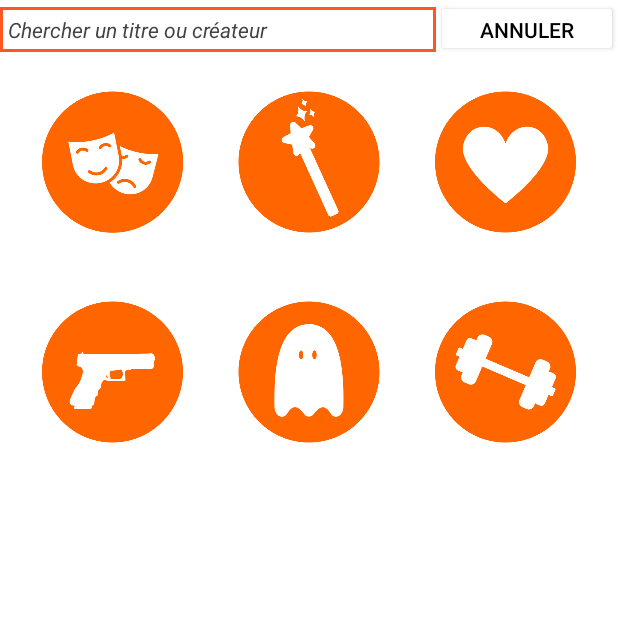
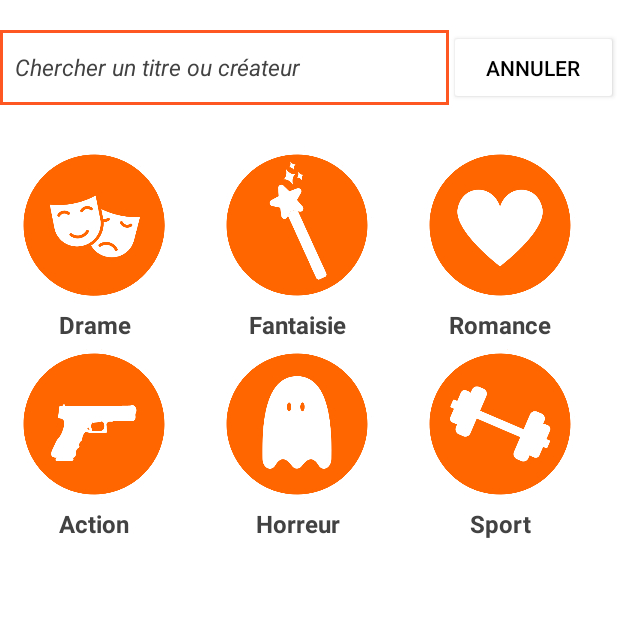
Before and after one commit to mathildeCazeu/AkihaManga, an Android app: the pageRecherche screen opened directly, with no data from a screen before it, on a phone screen of 412 x 824 dp, the top half of it. Run offline under Robolectric (Android 15) with nearby library versions, the phone set to English and light mode, and no system bars.

Commit message:
Page recherche FIXED + début mise en place classe pageRecherche

```diff
--- a/app/src/main/java/com/example/akihamanga_fixed/pageRecherche.java
+++ b/app/src/main/java/com/example/akihamanga_fixed/pageRecherche.java
@@ -3,12 +3,36 @@ package com.example.akihamanga_fixed;
 import androidx.appcompat.app.AppCompatActivity;
 
 import android.os.Bundle;
+import android.view.View;
+import android.widget.Button;
+import android.widget.ImageView;
 
 public class pageRecherche extends AppCompatActivity {
+    private ImageView iv_drame;
+    private ImageView iv_fantaisie;
+    private ImageView iv_romance;
+    private ImageView iv_action;
+    private ImageView iv_horreur;
+    private ImageView iv_sport;
 
     @Override
     protected void onCreate(Bundle savedInstanceState) {
         super.onCreate(savedInstanceState);
         setContentView(R.layout.activity_page_recherche);
+
+        iv_drame = (ImageView) findViewById(R.id.iv_drame);
+        iv_fantaisie = (ImageView) findViewById(R.id.iv_fantaisie);
+        iv_romance = (ImageView) findViewById(R.id.iv_romance);
+        iv_action = (ImageView) findViewById(R.id.iv_action);
+        iv_horreur = (ImageView) findViewById(R.id.iv_horreur);
+        iv_sport = (ImageView) findViewById(R.id.iv_sport);
+
+        iv_drame.setOnClickListener(new View.OnClickListener()
+        {
+            @Override
+            public void onClick(View view) {
+
+            }
+        });
     }
 }
--- a/app/src/main/res/layout/activity_page_recherche.xml
+++ b/app/src/main/res/layout/activity_page_recherche.xml
@@ -1,5 +1,5 @@
 <?xml version="1.0" encoding="utf-8"?>
-<LinearLayout xmlns:android="http://schemas.android.com/apk/res/android"
+<RelativeLayout xmlns:android="http://schemas.android.com/apk/res/android"
     xmlns:app="http://schemas.android.com/apk/res-auto"
     xmlns:tools="http://schemas.android.com/tools"
     android:layout_width="match_parent"
@@ -9,148 +9,272 @@
     android:background="@color/white">
 
     <LinearLayout
+        android:id="@+id/ll_headerRecherche"
         android:layout_width="match_parent"
         android:layout_height="wrap_content"
-        android:orientation="horizontal">
+        android:orientation="horizontal"
+        android:paddingTop="20dp"
+        android:paddingBottom="10dp">
 
 
         <!--APPEL DU CUSTOM DE L'EDIT TEXT (voir drawable custom_edit_text_cut) -->
         <EditText
             android:id="@+id/et_rechercher"
             android:layout_width="wrap_content"
-            android:layout_height="30dp"
-            android:paddingLeft="5dp"
+            android:layout_height="50dp"
             android:layout_weight="8"
             android:background="@drawable/custom_edit_text_cut"
-            android:ems="10"
+
             android:hint="Chercher un titre ou créateur"
             android:inputType="textPersonName"
+            android:paddingLeft="10dp"
             android:textAlignment="textStart"
             android:textColor="@color/cardview_dark_background"
             android:textColorHint="@color/cardview_dark_background"
-            android:textSize="14sp"
+            android:textSize="15sp"
             android:textStyle="italic" />
 
         <Button
-            android:id="@+id/button"
+            android:id="@+id/b_annuler"
             android:layout_width="wrap_content"
-            android:layout_height="38dp"
+            android:layout_height="50dp"
             android:layout_weight="2"
             android:backgroundTint="#FFFFFF"
+            android:shadowColor="@color/cardview_dark_background"
             android:text="Annuler"
             android:textColor="#000000" />
     </LinearLayout>
 
-    <TableLayout
+    <LinearLayout
+        android:id="@+id/ll_categorie"
         android:layout_width="match_parent"
-        android:layout_height="match_parent"
-        android:paddingTop="10dp">
+        android:layout_height="wrap_content"
+        android:orientation="vertical"
+        android:paddingTop="20dp"
+        android:layout_below="@id/ll_headerRecherche">
 
-        <TableRow
-            android:paddingTop="10dp"
+        <LinearLayout
+            android:id="@+id/ll_premiereLignePicto"
             android:layout_width="match_parent"
-            android:layout_height="wrap_content">
+            android:layout_height="wrap_content"
+            android:orientation="horizontal">
+
+            <LinearLayout
+                android:layout_width="125dp"
+                android:layout_height="wrap_content"
+                android:orientation="vertical">
 
                 <ImageView
                     android:id="@+id/iv_drame"
-                android:layout_width="150dp"
+                    android:layout_width="125dp"
                     android:layout_height="100dp"
                     android:clickable="true"
+                    android:contentDescription="Drame"
                     android:src="@drawable/logo_drame" />
+            </LinearLayout>
+
+            <LinearLayout
+                android:layout_width="125dp"
+                android:layout_height="wrap_content"
+                android:orientation="vertical"
+                android:layout_marginEnd="10dp"
+                android:layout_marginStart="10dp">
 
                 <ImageView
                     android:id="@+id/iv_fantaisie"
-                android:layout_width="150dp"
+                    android:layout_width="125dp"
                     android:layout_height="100dp"
                     android:clickable="true"
-                android:layout_weight="1"
+                    android:contentDescription="Fantaisie"
                     android:src="@drawable/logo_fantaisie" />
+            </LinearLayout>
+            <LinearLayout
+                android:layout_width="125dp"
+                android:layout_height="wrap_content"
+                android:orientation="vertical">
 
                 <ImageView
                     android:id="@+id/iv_romance"
-                android:layout_width="150dp"
+                    android:layout_width="125dp"
                     android:layout_height="100dp"
-                android:scaleType="fitCenter"
                     android:clickable="true"
-                android:src="@drawable/logo_romance"/>
-        </TableRow>
-        <TableRow
+                    android:contentDescription="Romance"
+                    android:src="@drawable/logo_romance" />
+            </LinearLayout>
+        </LinearLayout>
+
+        <LinearLayout
+            android:id="@+id/ll_premiereLigneLabel"
             android:layout_width="match_parent"
             android:layout_height="wrap_content"
-            android:padding="5dp">
+            android:layout_below="@id/ll_premiereLignePicto"
+            android:orientation="horizontal"
+            android:paddingTop="5dp"
+            android:paddingBottom="5dp">
+
+            <LinearLayout
+                android:layout_width="125dp"
+                android:layout_height="wrap_content"
+                android:orientation="vertical"
+                >
+
                 <TextView
                     android:id="@+id/tv_drame"
+                    android:layout_width="match_parent"
+                    android:layout_height="wrap_content"
+                    android:text="Drame"
                     android:textAlignment="center"
                     android:textColor="@color/cardview_dark_background"
-                tools:text="Drame">
-            </TextView>
+                    android:textSize="16sp"
+                    android:textStyle="bold"
+                     />
+            </LinearLayout>
+
+            <LinearLayout
+                android:layout_width="125dp"
+                android:layout_height="wrap_content"
+                android:orientation="vertical">
+
                 <TextView
                     android:id="@+id/tv_fantaisie"
+                    android:layout_width="match_parent"
+                    android:layout_height="wrap_content"
+                    android:layout_marginStart="20dp"
+                    android:text="Fantaisie"
                     android:textAlignment="center"
                     android:textColor="@color/cardview_dark_background"
-                tools:text="Fantaisie"
-                android:layout_weight="4">
-            </TextView>
+                    android:textSize="16sp"
+                    android:textStyle="bold"
+                    tools:text="Fantaisie" />
+            </LinearLayout>
+
+            <LinearLayout
+                android:layout_width="125dp"
+                android:layout_height="wrap_content"
+                android:orientation="vertical">
+
                 <TextView
                     android:id="@+id/tv_romance"
+                    android:layout_width="match_parent"
+                    android:layout_height="wrap_content"
+                    android:layout_marginStart="40dp"
+                    android:text="Romance"
                     android:textAlignment="center"
                     android:textColor="@color/cardview_dark_background"
-                tools:text="Romance"
-                android:layout_weight="2">
-            </TextView>
-        </TableRow>
-        <TableRow
+                    android:textSize="16sp"
+                    android:textStyle="bold"
+                    tools:text="Romance" />
+            </LinearLayout>
+        </LinearLayout>
+
+        <LinearLayout
+            android:id="@+id/ll_deuxiemeLignePicto"
             android:layout_width="match_parent"
-            android:layout_height="match_parent"
-            android:paddingTop="10dp">
+            android:layout_height="wrap_content"
+            android:layout_below="@id/ll_premiereLigneLabel"
+            android:orientation="horizontal">
+
+            <LinearLayout
+                android:layout_width="125dp"
+                android:layout_height="wrap_content"
+                android:orientation="vertical">
 
                 <ImageView
                     android:id="@+id/iv_action"
-                android:layout_width="102dp"
+                    android:layout_width="125dp"
                     android:layout_height="100dp"
                     android:clickable="true"
+                    android:contentDescription="Action"
                     android:src="@drawable/logo_action" />
+            </LinearLayout>
+            <LinearLayout
+                android:layout_width="125dp"
+                android:layout_height="wrap_content"
+                android:orientation="vertical"
+                android:layout_marginEnd="10dp"
+                android:layout_marginStart="10dp">
 
                 <ImageView
                     android:id="@+id/iv_horreur"
-                android:layout_width="150dp"
+                    android:layout_width="125dp"
                     android:layout_height="100dp"
-                android:layout_weight="1"
                     android:clickable="true"
-                android:src="@drawable/logo_horreur"  />
+                    android:contentDescription="Horreur"
+                    android:src="@drawable/logo_horreur" />
+            </LinearLayout>
+            <LinearLayout
+                android:layout_width="125dp"
+                android:layout_height="wrap_content"
+                android:orientation="vertical">
 
                 <ImageView
                     android:id="@+id/iv_sport"
-                android:layout_width="150dp"
+                    android:layout_width="125dp"
                     android:layout_height="100dp"
-                android:scaleType="fitCenter"
                     android:clickable="true"
+                    android:contentDescription="Sport"
                     android:src="@drawable/logo_sport" />
-        </TableRow>
-        <TableRow
+            </LinearLayout>
+        </LinearLayout>
+        <LinearLayout
+            android:id="@+id/ll_deuxiemeLigneLabel"
             android:layout_width="match_parent"
             android:layout_height="wrap_content"
-            android:padding="5dp">
+            android:layout_below="@id/ll_premiereLignePicto"
+            android:orientation="horizontal"
+            android:paddingTop="5dp">
+
+            <LinearLayout
+                android:layout_width="125dp"
+                android:layout_height="wrap_content"
+                android:orientation="vertical">
+
                 <TextView
                     android:id="@+id/tv_action"
+                    android:layout_width="match_parent"
+                    android:layout_height="wrap_content"
+                    android:text="Action"
                     android:textAlignment="center"
                     android:textColor="@color/cardview_dark_background"
-                tools:text="Action">
-            </TextView>
+                    android:textSize="16sp"
+                    android:textStyle="bold"
+                    />
+            </LinearLayout>
+
+            <LinearLayout
+                android:layout_width="125dp"
+                android:layout_height="wrap_content"
+                android:orientation="vertical">
+
                 <TextView
                     android:id="@+id/tv_horreur"
+                    android:layout_width="match_parent"
+                    android:layout_height="wrap_content"
+                    android:layout_marginStart="20dp"
+                    android:text="Horreur"
                     android:textAlignment="center"
                     android:textColor="@color/cardview_dark_background"
-                tools:text="Horreur"
-                android:layout_weight="4">
-            </TextView>
+                    android:textSize="16sp"
+                    android:textStyle="bold"
+                    tools:text="Fantaisie" />
+            </LinearLayout>
+
+            <LinearLayout
+                android:layout_width="125dp"
+                android:layout_height="wrap_content"
+                android:orientation="vertical">
+
                 <TextView
                     android:id="@+id/tv_sport"
+                    android:layout_width="match_parent"
+                    android:layout_height="wrap_content"
+                    android:layout_marginStart="40dp"
+                    android:text="Sport"
                     android:textAlignment="center"
                     android:textColor="@color/cardview_dark_background"
-                tools:text="Sport"
-                android:layout_weight="2">
-            </TextView>
-        </TableRow>
-    </TableLayout>
+                    android:textSize="16sp"
+                    android:textStyle="bold"/>
             </LinearLayout>
+        </LinearLayout>
+    </LinearLayout>
+</RelativeLayout>
```
Also changed, not shown: 316 other files. Lines whose indentation alone changed are shown as unchanged.
